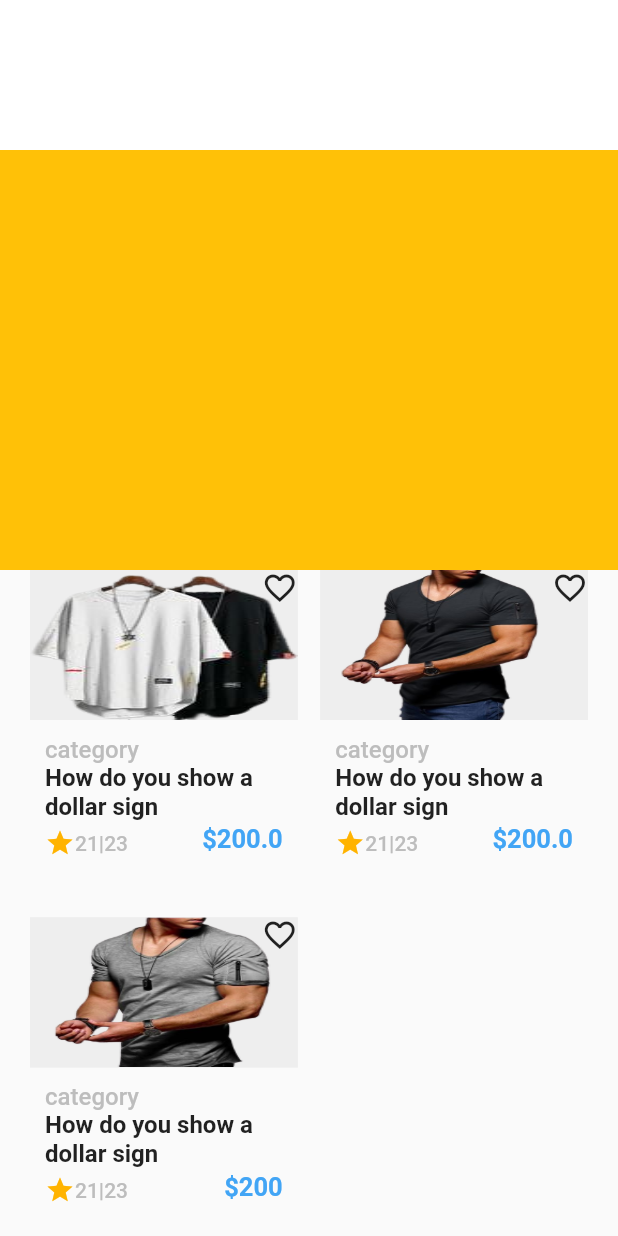
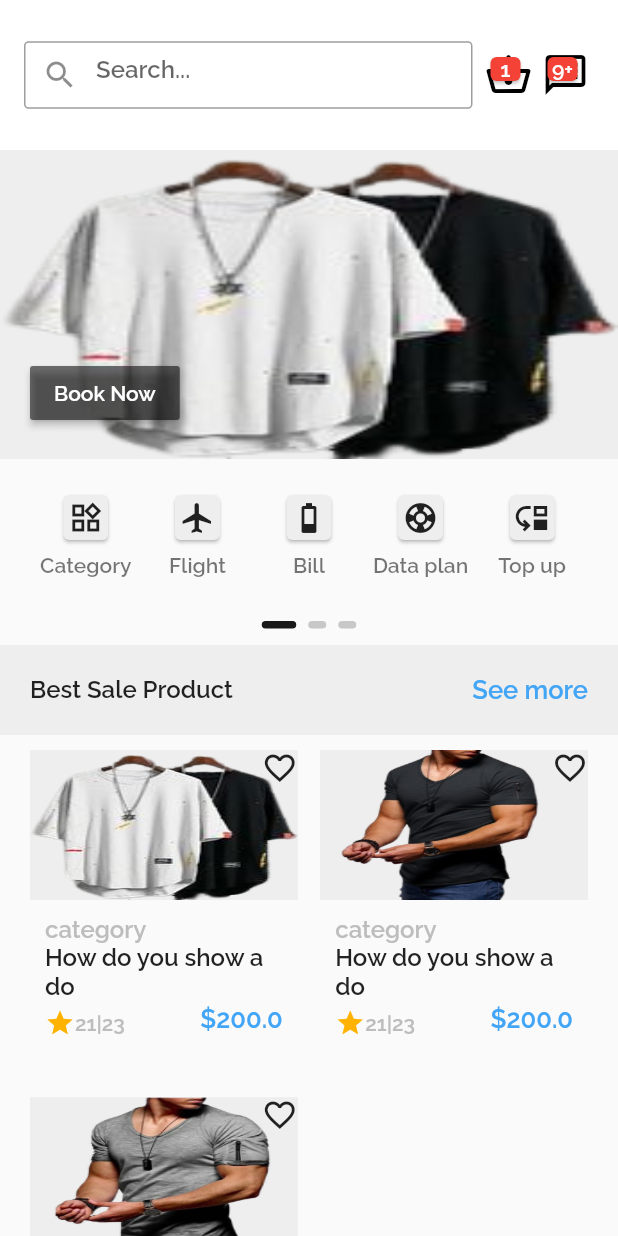
Before and after one commit to AmosLucky/moniepoint_test, a Flutter app: the screen it shows after launch, on a phone screen of 412 x 824 dp. Run offline on Flutter 3.47's test engine with Material 2 defaults, Android fonts, the phone set to English and light mode, and no system bars; drawn by our look-alikes of carousel_slider.

Commit message:
Fixed home page

```diff
--- a/lib/constants/colors.dart
+++ b/lib/constants/colors.dart
@@ -5,3 +5,6 @@ var lightGrey = Colors.grey[200];
 var grey2 = Colors.grey[400];
 var lightBlue = Colors.blue[400];
 var orange = Colors.amber.shade600;
+var primaryColor = Colors.blue[400];
+var blackColor = Colors.black;
+var lightBlack = Colors.black54;
--- a/lib/main.dart
+++ b/lib/main.dart
@@ -21,10 +21,12 @@ class MyApp extends StatelessWidget {
   Widget build(BuildContext context) {
     return MultiProvider(
       providers: [
-       ChangeNotifierProvider(create: (_) => ProductRepo()),
-
+        ChangeNotifierProvider(create: (_) => ProductRepo()),
       ],
       child: MaterialApp(
+        theme: ThemeData(
+          fontFamily: "Raleway",
+        ),
         navigatorKey: navigatorKey,
         title: appName,
         home: const SplashScreen(),
--- a/lib/repos/product_repo.dart
+++ b/lib/repos/product_repo.dart
@@ -4,8 +4,8 @@ import 'package:flutter/material.dart';
 import 'package:flutter/services.dart';
 
 class ProductRepo extends ChangeNotifier {
-  IconData _favourite = Icons.favorite_outline;
-  get favourite => _favourite;
+  List _products = [];
+  List get products => _products;
 
   Future fetchProduct() async {
     try {
@@ -21,8 +21,8 @@ class ProductRepo extends ChangeNotifier {
   }
 
   String trimTitle(String title) {
-    if (title.length > 30) {
-      return title.substring(0, 30);
+    if (title.length > 20) {
+      return title.substring(0, 20);
     } else {
       return title;
     }
@@ -41,4 +41,72 @@ class ProductRepo extends ChangeNotifier {
 
     return favourite;
   }
+
+  List fetchFeaturedProduct() {
+    return [
+      {
+        "id": 1,
+        "price": 200.0,
+        "title": "How do you show a dollar sign  in Flutter? - Google Groups",
+        "category": "category",
+        "store": "store",
+        "store_id": 1,
+        "rating": 21,
+        "rating_count": 23,
+        "description": "description",
+        "sold": 12,
+        "reviews": 13,
+        "brand": "brand",
+        "color": "color",
+        "material": "material",
+        "condition": "condition",
+        "delivery": "delivery",
+        "shipping": "shipping",
+        "arrival": "arrival",
+        "images": ["assets/images/1.png"]
+      },
+      {
+        "id": 1,
+        "price": 200.0,
+        "title": "How do you show a dollar sign  in Flutter? - Google Groups",
+        "category": "category",
+        "store": "store",
+        "store_id": 1,
+        "rating": 21,
+        "rating_count": 23,
+        "description": "description",
+        "sold": 12,
+        "reviews": 13,
+        "brand": "brand",
+        "color": "color",
+        "material": "material",
+        "condition": "condition",
+        "delivery": "delivery",
+        "shipping": "shipping",
+        "arrival": "arrival",
+        "images": ["assets/images/2.png"]
+      },
+      {
+        "id": 1,
+        "price": 200,
+        "title": "How do you show a dollar sign  in Flutter? - Google Groups",
+        "category": "category",
+        "store": "store",
+        "store_id": 1,
+        "rating": 21,
+        "rating_count": 23,
+        "description": "description",
+        "sold": 12,
+        "reviews": 13,
+        "brand": "brand",
+        "color": "color",
+        "material": "material",
+        "condition": "condition",
+        "delivery": "delivery",
+        "shipping": "shipping",
+        "arrival": "arrival",
+        "images": ["assets/images/3.png"]
+      }
+    ];
+  }
 }
--- a/lib/screens/home_screen.dart
+++ b/lib/screens/home_screen.dart
@@ -1,8 +1,13 @@
 import 'package:flutter/material.dart';
 import 'package:moniepoint_test/repos/product_repo.dart';
+import 'package:moniepoint_test/widgets/price_widget.dart';
+import 'package:moniepoint_test/widgets/product_title.dart';
 
 import '../constants/colors.dart';
+import '../widgets/carouse_head.dart';
+import '../widgets/icon_badge.dart';
 import '../widgets/list_widgets.dart';
+import '../widgets/search_widget.dart';
 
 class HomeScreen extends StatefulWidget {
   const HomeScreen({super.key});
@@ -19,16 +24,40 @@ class _HomeScreenState extends State<HomeScreen> {
         toolbarHeight: 100,
         elevation: 0.0,
         backgroundColor: whiteColor,
+        foregroundColor: blackColor,
+        title: Row(children: [
+          const Expanded(child: SearchWidget()),
+          IconBadge(icon: Icons.shopping_basket_outlined, text: "1"),
+          IconBadge(icon: Icons.message_outlined, text: "9+")
+        ]),
       ),
       body: SingleChildScrollView(
-        child: Container(
         child: Column(children: [
           Container(
-              height: 280,
-              color: Colors.amber,
+            height: 320,
+            //color: Colors.amber,
+            child: const CarouselHead(),
           ),
           Container(
+            margin: const EdgeInsets.symmetric(vertical: 10),
+            height: 60,
+            color: lightGrey,
             padding: const EdgeInsets.symmetric(horizontal: 20),
+            child: Row(
+                mainAxisAlignment: MainAxisAlignment.spaceBetween,
+                children: [
+                  Expanded(
+                      child: ProductTitle(
+                    title: "Best Sale Product",
+                  )),
+                  (Text(
+                    "See more",
+                    style: TextStyle(
+                        color: lightBlue,
+                        fontWeight: FontWeight.bold,
+                        fontSize: 17),
+                  ))
+                ]),
           ),
           Container(
             padding: const EdgeInsets.symmetric(horizontal: 20),
@@ -55,7 +84,6 @@ class _HomeScreenState extends State<HomeScreen> {
           )
         ]),
       ),
-      ),
     );
   }
 }
--- /dev/null
+++ b/lib/widgets/carouse_head.dart
@@ -0,0 +1,122 @@
+import 'package:carousel_slider/carousel_slider.dart';
+import 'package:flutter/material.dart';
+import 'package:moniepoint_test/constants/colors.dart';
+import 'package:moniepoint_test/repos/product_repo.dart';
+import 'package:provider/provider.dart';
+
+import 'menu_item.dart';
+
+class CarouselHead extends StatefulWidget {
+  const CarouselHead({super.key});
+
+  @override
+  State<CarouselHead> createState() => _CarouselHeadState();
+}
+
+class _CarouselHeadState extends State<CarouselHead> {
+  int _current = 0;
+  final CarouselController _controller = CarouselController();
+  @override
+  Widget build(BuildContext context) {
+    Size size = MediaQuery.of(context).size;
+    ProductRepo productRepo = context.watch<ProductRepo>();
+    return Column(children: [
+      CarouselSlider(
+        options: CarouselOptions(
+            height: size.height / 4,
+            viewportFraction: 1.0,
+            enlargeCenterPage: true,
+            autoPlay: true,
+            onPageChanged: (index, reason) {
+              setState(() {
+                _current = index;
+              });
+            }),
+        items: productRepo
+            .fetchFeaturedProduct()
+            .map((item) => InkWell(
+                  onTap: () {
+                    // var route = MaterialPageRoute(
+                    //     builder: (BuildContext) =>
+                    //         ServiceDetails(serviceModel: item));
+                    // Navigator.push(context, route);
+                  },
+                  child: Container(
+                    width: MediaQuery.of(context).size.width,
+                    height: size.height / 4,
+                    decoration: BoxDecoration(
+                        color: lightGrey,
+                        // borderRadius: BorderRadius.circular(5.0),
+                        image: DecorationImage(
+                            fit: BoxFit.fill,
+                            image: AssetImage(item['images'][0]))),
+                    child: Container(
+                      margin: const EdgeInsets.only(left: 20, bottom: 20),
+                      alignment: Alignment.bottomLeft,
+                      child: MaterialButton(
+                        //shape: const StadiumBorder(),
+                        onPressed: () {
+                          // var route = MaterialPageRoute(
+                          //     builder: (BuildContext) =>
+                          //         ServiceDetails(serviceModel: item));
+                          // Navigator.push(context, route);
+                        },
+                        child: Text("Book Now"),
+                        textColor: whiteColor,
+                        color: lightBlack,
+                      ),
+                    ),
+                  ),
+                ))
+            .toList(),
+      ),
+      Container(
+        height: 100,
+        padding: const EdgeInsets.symmetric(horizontal: 20, vertical: 20),
+        child: Row(children: [
+          MenuItem(
+            icon: Icons.widgets_outlined,
+            title: "Category",
+          ),
+          MenuItem(
+            icon: Icons.flight_outlined,
+            title: "Flight",
+          ),
+          MenuItem(
+            icon: Icons.battery_2_bar_outlined,
+            title: "Bill",
+          ),
+          MenuItem(
+            icon: Icons.support,
+            title: "Data plan",
+          ),
+          MenuItem(
+            icon: Icons.move_down_outlined,
+            title: "Top up",
+          )
+        ]),
+      ),
+      Row(
+          mainAxisAlignment: MainAxisAlignment.center,
+          children:
+              productRepo.fetchFeaturedProduct().asMap().entries.map((entry) {
+            return GestureDetector(
+              onTap: () => _controller.animateToPage(entry.key),
+              child: Container(
+                width: _current == entry.key ? 23.0 : 12,
+                height: 5,
+                margin:
+                    const EdgeInsets.symmetric(vertical: 8.0, horizontal: 4.0),
+                decoration: BoxDecoration(
+                    borderRadius: BorderRadius.circular(12),
+                    // shape: BoxShape.circle,
+                    color: (Theme.of(context).brightness == Brightness.dark
+                            ? Colors.red
+                            : Colors.black)
+                        .withOpacity(_current == entry.key ? 0.9 : 0.2)),
+              ),
+            );
+          }).toList()),
+    ]);
+  }
+}
--- /dev/null
+++ b/lib/widgets/icon_badge.dart
@@ -0,0 +1,36 @@
+import 'package:flutter/material.dart';
+import 'package:moniepoint_test/constants/colors.dart';
+
+class IconBadge extends StatelessWidget {
+  IconData icon;
+  String text;
+  IconBadge({super.key, required this.icon, required this.text});
+
+  @override
+  Widget build(BuildContext context) {
+    return Container(
+      // color: Colors.amber,
+      margin: EdgeInsets.symmetric(horizontal: 3),
+      child: Stack(
+        children: [
+          Icon(
+            icon,
+            size: 32,
+          ),
+          Container(
+              alignment: Alignment.topRight,
+              child: Card(
+                  color: Colors.red,
+                  child: Container(
+                      width: 20,
+                      child: Text(
+                        text,
+                        textAlign: TextAlign.center,
+                        style: TextStyle(
+                            color: whiteColor, fontWeight: FontWeight.bold),
+                      ))))
+        ],
+      ),
+    );
+  }
+}
--- /dev/null
+++ b/lib/widgets/menu_item.dart
@@ -0,0 +1,29 @@
+import 'package:flutter/material.dart';
+import 'package:moniepoint_test/constants/colors.dart';
+
+class MenuItem extends StatelessWidget {
+  IconData icon;
+  String title;
+  MenuItem({super.key, required this.icon, required this.title});
+
+  @override
+  Widget build(BuildContext context) {
+    return Expanded(
+      child: Column(
+        children: [
+          Card(
+            color: lightGrey,
+            child: Container(padding: EdgeInsets.all(3), child: Icon(icon)),
+          ),
+          const SizedBox(
+            height: 5,
+          ),
+          Text(
+            title,
+            style: TextStyle(color: lightBlack),
+          )
+        ],
+      ),
+    );
+  }
+}
--- /dev/null
+++ b/lib/widgets/search_widget.dart
@@ -0,0 +1,19 @@
+import 'package:flutter/material.dart';
+
+class SearchWidget extends StatelessWidget {
+  const SearchWidget({super.key});
+
+  @override
+  Widget build(BuildContext context) {
+    return Container(
+      margin: EdgeInsets.only(right: 5),
+      height: 45,
+      child: TextFormField(
+        decoration: InputDecoration(
+            prefixIcon: const Icon(Icons.search),
+            hintText: "Search...",
+            border: OutlineInputBorder(borderRadius: BorderRadius.circular(3))),
+      ),
+    );
+  }
+}
```
Also changed, not shown: pubspec.yaml (+5 -4 lines), pubspec.lock. Lines whose indentation alone changed are shown as unchanged.
